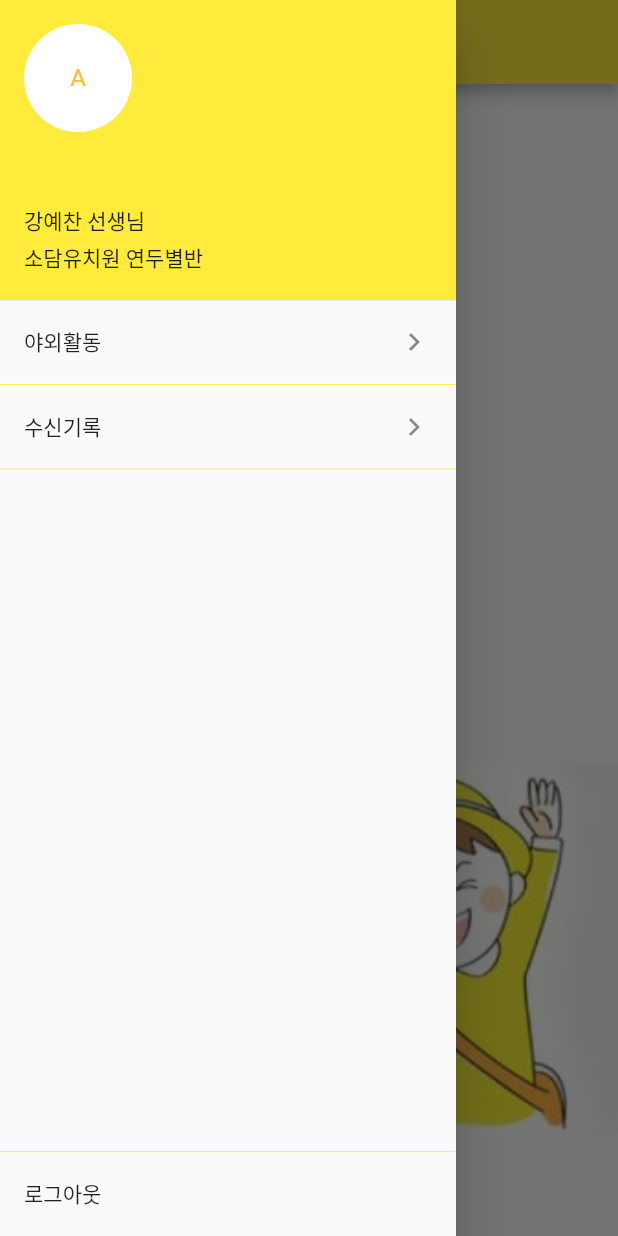
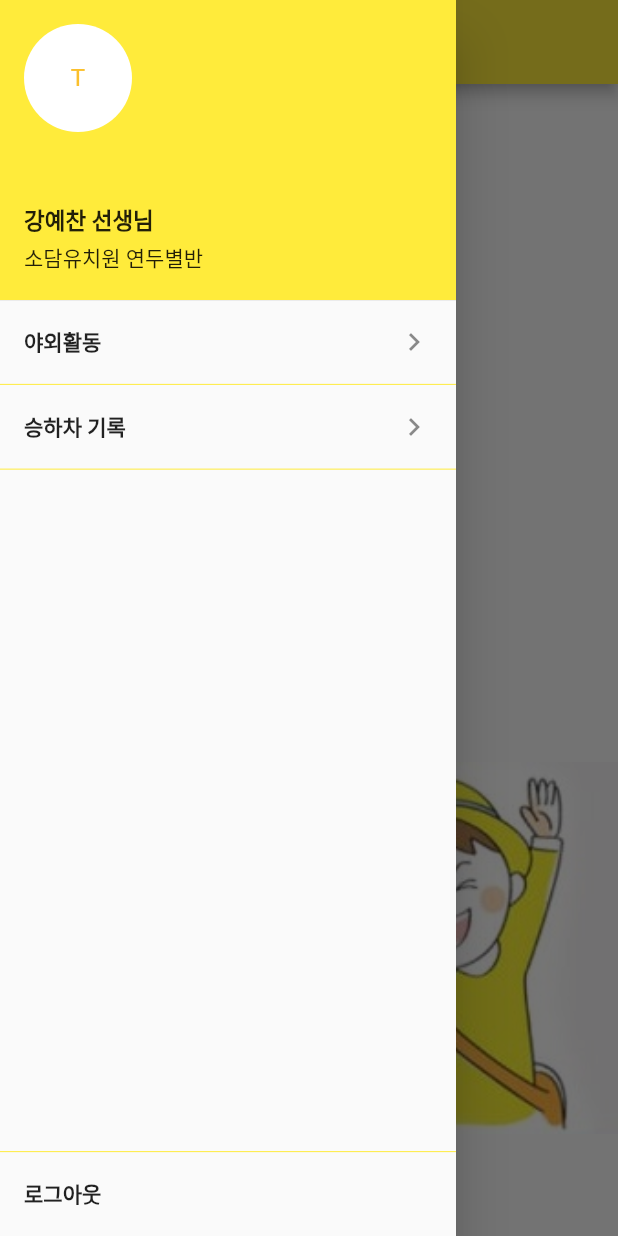
Before and after one commit to kangyechan/beacon_bus_dev, a Flutter app: the TeacherHomeScreen screen opened by its route, with the side drawer open, on a phone screen of 412 x 824 dp. Run offline on Flutter 3.47's test engine with Material 2 defaults, Android fonts, the phone set to English and light mode, and no system bars; our stand-ins replace cloud_firestore, firebase_auth, rxdart, shared_preferences; accounts and stored records are empty.

Commit message:
'hardcodingApp'

```diff
--- a/lib/app.dart
+++ b/lib/app.dart
@@ -4,6 +4,7 @@ import 'package:beacon_bus/blocs/parent/parent_provider.dart';
 import 'package:beacon_bus/screens/login_screen.dart';
 import 'package:beacon_bus/screens/teacher/teacher_home_screen.dart';
 import 'package:beacon_bus/screens/parent/parent_home_screen.dart';
+import 'package:beacon_bus/screens/teacher/teacher_log_screen.dart';
 import 'package:flutter/material.dart';
 
 class BeaconBusApp extends StatelessWidget {
@@ -23,6 +24,7 @@ class BeaconBusApp extends StatelessWidget {
               '/login': (context) => LoginScreen(),
               '/parent': (context) => ParentHomeScreen(),
               '/teacher': (context) => TeacherHomeScreen(),
+              '/teacherlog': (context) => TeacherLogScreen(),
             },
           ),
         ),
--- a/lib/screens/teacher/teacher_activity_screen.dart
+++ b/lib/screens/teacher/teacher_activity_screen.dart
@@ -1,3 +1,5 @@
+import 'dart:async';
+
 import 'package:flutter/material.dart';
 
 class TeacherActivityScreen extends StatefulWidget {
--- a/lib/screens/teacher/teacher_home_screen.dart
+++ b/lib/screens/teacher/teacher_home_screen.dart
@@ -1,4 +1,6 @@
-import 'package:beacon_bus/blocs/teacher/teacher_provider.dart';
+import 'dart:async';
+
+import 'package:beacon_bus/blocs/login/login_provider.dart';
 import 'package:beacon_bus/screens/teacher/teacher_activity_screen.dart';
 import 'package:beacon_bus/screens/teacher/teacher_bus_screen.dart';
 import 'package:firebase_auth/firebase_auth.dart';
@@ -11,23 +13,21 @@ class TeacherHomeScreen extends StatefulWidget {
 
 class _TeacherHomeScreenState extends State<TeacherHomeScreen> {
 
+  Future<FirebaseUser> get user => FirebaseAuth.instance.currentUser();
+
   final List<String> _busNumber = ["1호차", "2호차", "3호차", "4호차", "5호차", "6호차"];
   String dropdownValue;
   String className;
   int carNum;
 
-  void _signOut() {
-    FirebaseAuth.instance.signOut();
-  }
-
   @override
   Widget build(BuildContext context) {
-    final bloc = TeacherProvider.of(context);
-
+    final bloc = LoginProvider.of(context);
+    bloc.setContext(context);
     return Scaffold(
       appBar: _buildAppbar(),
       drawer: Drawer(
-        child: _buildDrawer(),
+        child: _buildDrawer(bloc),
       ),
       body: Column(
         children: <Widget>[
@@ -64,13 +64,13 @@ class _TeacherHomeScreenState extends State<TeacherHomeScreen> {
       backgroundColor: Colors.yellow,
     );
   }
-  Widget _buildDrawer() {
+  Widget _buildDrawer(LoginBloc bloc) {
     return Column(
         children: <Widget>[
           _buildUserAccounts(),
           _buildDrawerList(),
           _divider(),
-          _logoutDrawer(),
+          _logoutDrawer(bloc),
         ],
     );
   }
@@ -79,12 +79,23 @@ class _TeacherHomeScreenState extends State<TeacherHomeScreen> {
       height: 200.0,
       child: UserAccountsDrawerHeader(
         margin: EdgeInsets.all(0.0),
-        accountName: Text("강예찬 선생님"),
-        accountEmail: Text("소담유치원 연두별반"),
+        accountName: Text(
+          "강예찬 선생님",
+          style: TextStyle(
+            fontSize: 15.0,
+            fontWeight: FontWeight.bold,
+          ),
+        ),
+        accountEmail: Text(
+          "소담유치원 연두별반",
+          style: TextStyle(
+            fontSize: 14.0,
+          ),
+        ),
         currentAccountPicture: CircleAvatar(
           backgroundColor: Colors.white,
           child: Text(
-            "A",
+            "T",
           ),
         ),
       ),
@@ -95,18 +106,30 @@ class _TeacherHomeScreenState extends State<TeacherHomeScreen> {
       child: Column(
         children: <Widget>[
           ListTile(
-            title: Text("야외활동"),
-            trailing: Icon(Icons.navigate_next),
+            title: Text(
+              "야외활동",
+              style: TextStyle(
+                fontWeight: FontWeight.bold,
+              ),
+            ),
+            trailing: Icon(Icons.navigate_next,
+            ),
             onTap: () {
               _buildActivityCheck();
             },
           ),
           _divider(),
           ListTile(
-            title: Text("수신기록"),
+            title: Text(
+              "승하차 기록",
+              style: TextStyle(
+                fontWeight: FontWeight.bold,
+              ),
+            ),
             trailing: Icon(Icons.navigate_next),
             onTap: () {
-              print("Item tap");
+              Navigator.of(context).pop();
+              Navigator.pushNamed(context, '/teacherlog');
             },
           ),
           _divider(),
@@ -114,12 +137,16 @@ class _TeacherHomeScreenState extends State<TeacherHomeScreen> {
       ),
     );
   }
-  Widget _logoutDrawer() {
+  Widget _logoutDrawer(LoginBloc bloc) {
     return  ListTile(
-      title: Text("로그아웃"),
+      title: Text(
+        "로그아웃",
+        style: TextStyle(
+          fontWeight: FontWeight.bold,
+        ),
+      ),
       onTap: () {
-        _signOut();
-        Navigator.pushNamedAndRemoveUntil(context, '/login', (Route r) => false);
+        bloc.signOut();
       },
     );
   }
```
Also changed, not shown: lib/screens/teacher/teacher_bus_screen.dart (+57 -1 lines), lib/screens/teacher/teacher_log_screen.dart (+154 -2 lines).
